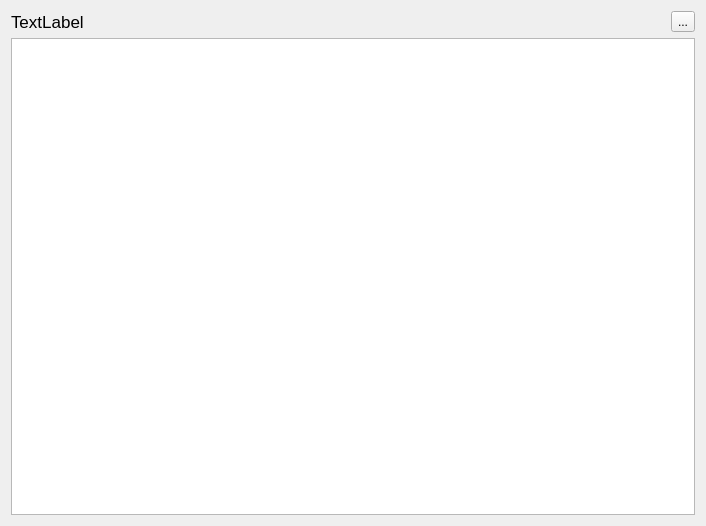
The window that ui/view.ui (vitiacat/ModrinthBrowser) describes before a commit, drawn with Qt 5.
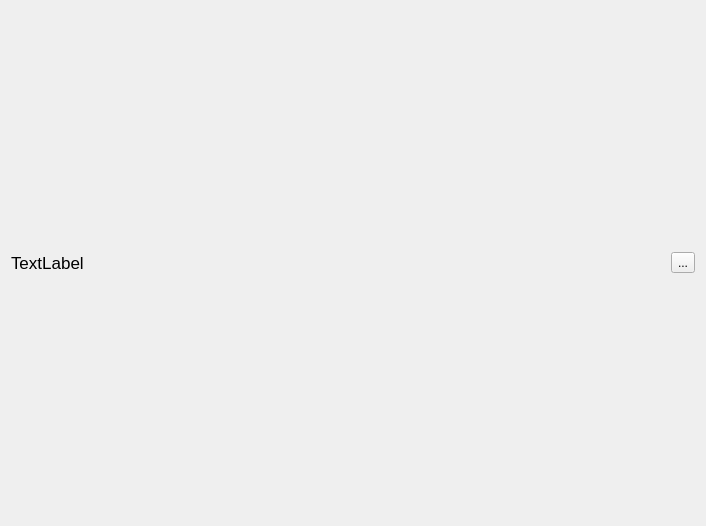
The same window after the commit.

Commit message: changing QTextBrowser to QWebView for better markdown

```diff
--- a/ui/view.ui
+++ b/ui/view.ui
@@ -38,7 +38,7 @@
     </layout>
    </item>
    <item row="1" column="0">
-    <widget class="QTextBrowser" name="textBrowser"/>
+    <layout class="QGridLayout" name="gridLayout_2"/>
    </item>
   </layout>
  </widget>
```
The commit also changes 5 other files.
